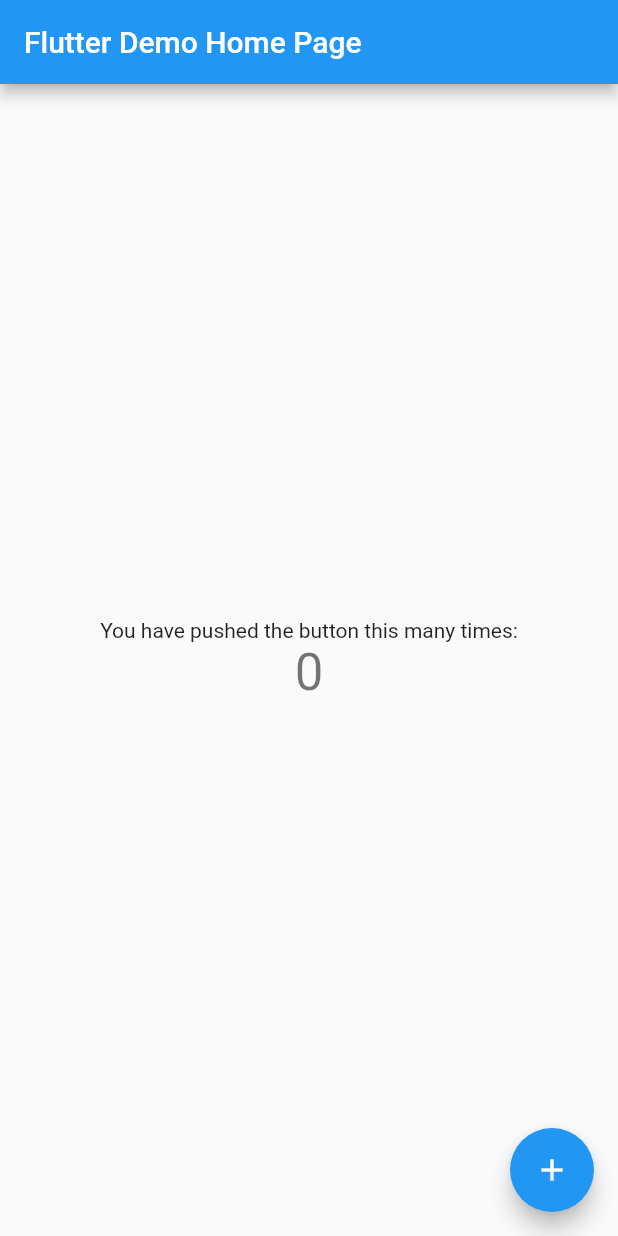
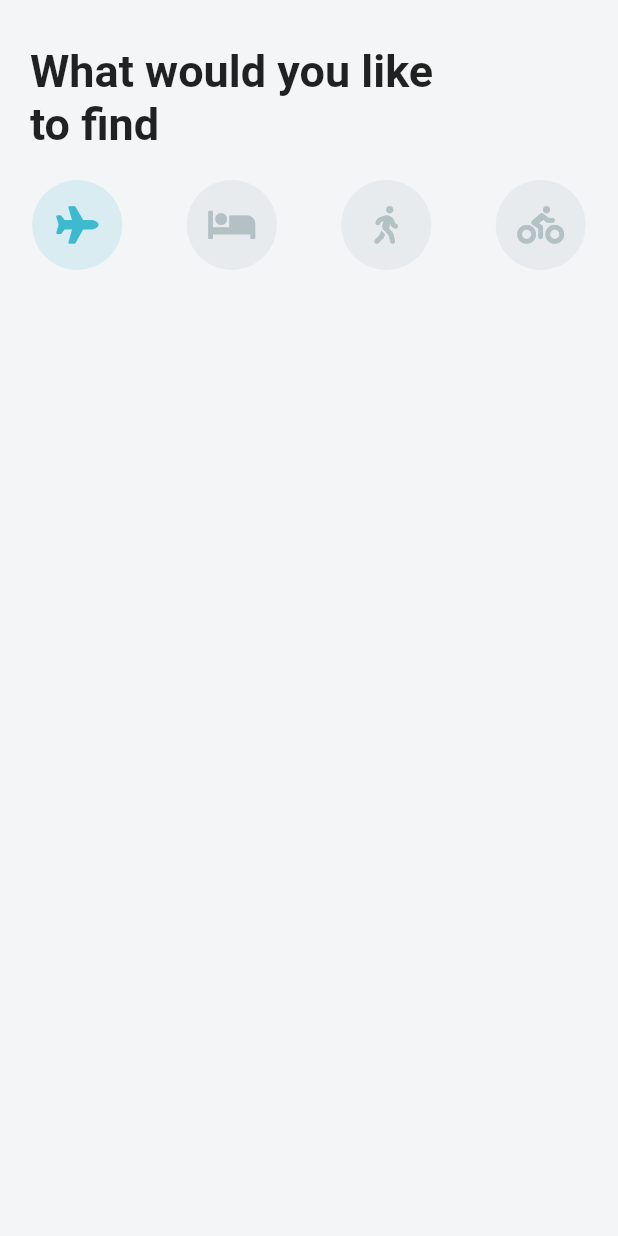
Before and after one commit to arora-72/Flutter-UIs, a Flutter app: the screen it shows after launch, on a phone screen of 412 x 824 dp. Run offline on Flutter 3.47's test engine with Material 2 defaults, Android fonts, the phone set to English and light mode, and no system bars; our stand-ins replace font_awesome_flutter.

Commit message:
Top round buttons row implemented

```diff
--- a/travel_ui/lib/main.dart
+++ b/travel_ui/lib/main.dart
@@ -1,4 +1,6 @@
 import 'package:flutter/material.dart';
+
+import 'screens/home_screen.dart';
 
 void main() => runApp(MyApp());
 
@@ -7,20 +9,14 @@ class MyApp extends StatelessWidget {
   @override
   Widget build(BuildContext context) {
     return MaterialApp(
-      title: 'Flutter Demo',
+      title: 'Flutter Travel UI',
+      debugShowCheckedModeBanner: false,
       theme: ThemeData(
-        // This is the theme of your application.
-        //
-        // Try running your application with "flutter run". You'll see the
-        // application has a blue toolbar. Then, without quitting the app, try
-        // changing the primarySwatch below to Colors.green and then invoke
-        // "hot reload" (press "r" in the console where you ran "flutter run",
-        // or simply save your changes to "hot reload" in a Flutter IDE).
-        // Notice that the counter didn't reset back to zero; the application
-        // is not restarted.
-        primarySwatch: Colors.blue,
+         primaryColor: Color(0xFF3EBACE),
+        accentColor: Color(0xFFD8ECF1),
+        scaffoldBackgroundColor: Color(0xFFF3F5F7),
       ),
-      home: MyHomePage(title: 'Flutter Demo Home Page'),
+      home: HomeScreen(),
     );
   }
 }
--- /dev/null
+++ b/travel_ui/lib/screens/home_screen.dart
@@ -0,0 +1,76 @@
+
+import 'package:flutter/material.dart';
+import 'package:font_awesome_flutter/font_awesome_flutter.dart';
+
+class HomeScreen extends StatefulWidget {
+  @override
+  _HomeScreenState createState() => _HomeScreenState();
+}
+
+class _HomeScreenState extends State<HomeScreen> {
+
+  int _selectedIndex = 0;
+  List<IconData> _icons = [
+    FontAwesomeIcons.plane,
+    FontAwesomeIcons.bed,
+    FontAwesomeIcons.walking,
+    FontAwesomeIcons.biking,
+    // FontAwesomeIcons.walking,
+    // FontAwesomeIcons.biking,
+  ];
+
+  Widget _buildIcon(int index) {
+    return GestureDetector(
+      onTap: (){
+        setState(() {
+          _selectedIndex = index;
+        });
+        print(_selectedIndex);
+      },
+
+          child: Container(
+        height: 60.0,width: 60.0,
+        decoration: BoxDecoration(
+          color:  _selectedIndex == index
+          ? Theme.of(context).accentColor
+          : Color(0xFFE7EBEE),
+          borderRadius: BorderRadius.circular(30.0),
+          ),
+          child: Icon (_icons[index],
+           size: 25.0,
+           color: _selectedIndex == index
+           ? Theme.of(context).primaryColor
+           : Color(0xFFB4C1C4),
+           ),
+      ),
+    );
+  }
+
+  @override
+  Widget build(BuildContext context) {
+    return Scaffold(
+      body:  SafeArea(
+        child: ListView(
+          padding: EdgeInsets.symmetric(vertical: 30.0),
+          children: <Widget>[
+            Padding(
+              padding: const EdgeInsets.only(left: 20.0, right: 120.0),
+              child: Text(
+                'What would you like to find',
+              style: TextStyle(
+                fontSize: 30.0,
+                fontWeight: FontWeight.bold,
+              ),),
+            ),
+            SizedBox(height: 20.0),
+            Row(
+              mainAxisAlignment: MainAxisAlignment.spaceAround,
+              children: _icons.asMap().entries.map(
+                (MapEntry map) => _buildIcon(map.key),
+              ).toList(),
+            ),
+          ],),
+        ),
+    );
+  }
+}
--- a/travel_ui/pubspec.yaml
+++ b/travel_ui/pubspec.yaml
@@ -23,6 +23,7 @@ dependencies:
   # The following adds the Cupertino Icons font to your application.
   # Use with the CupertinoIcons class for iOS style icons.
   cupertino_icons: ^0.1.2
+  font_awesome_flutter: ^8.5.8
 
 dev_dependencies:
   flutter_test:
@@ -41,8 +42,8 @@ flutter:
   uses-material-design: true
 
   # To add assets to your application, add an assets section, like this:
-  # assets:
-  #  - images/a_dot_burr.jpeg
+  assets:
+   - assets/images/
   #  - images/a_dot_ham.jpeg
 
   # An image asset can refer to one or more resolution-specific "variants", see
```
Also changed, not shown: travel_ui/lib/models/activity_model.dart (added, +19 -0 lines), travel_ui/lib/models/destination_model.dart (added, +83 -0 lines), travel_ui/lib/models/hotel_model.dart (added, +34 -0 lines), travel_ui/assets/images/gondola.jpg (added), travel_ui/assets/images/hotel1.jpg (added), travel_ui/assets/images/hotel2.jpg (added), travel_ui/assets/images/murano.jpg (added), travel_ui/assets/images/newdelhi.jpg (added), travel_ui/assets/images/newyork.jpg (added), travel_ui/assets/images/paris.jpg (added), travel_ui/assets/images/santorini.jpg (added), travel_ui/assets/images/saopaulo.jpg (added), travel_ui/assets/images/stmarksbasilica.jpg (added), travel_ui/assets/images/venice.jpg (added), 1 more files, 1 other file.
